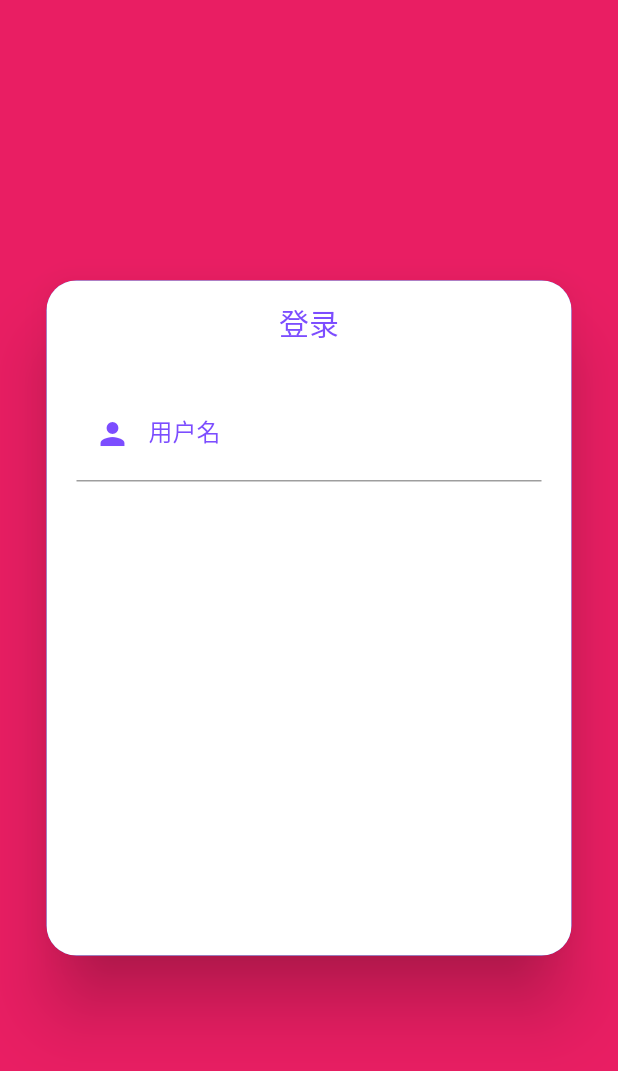
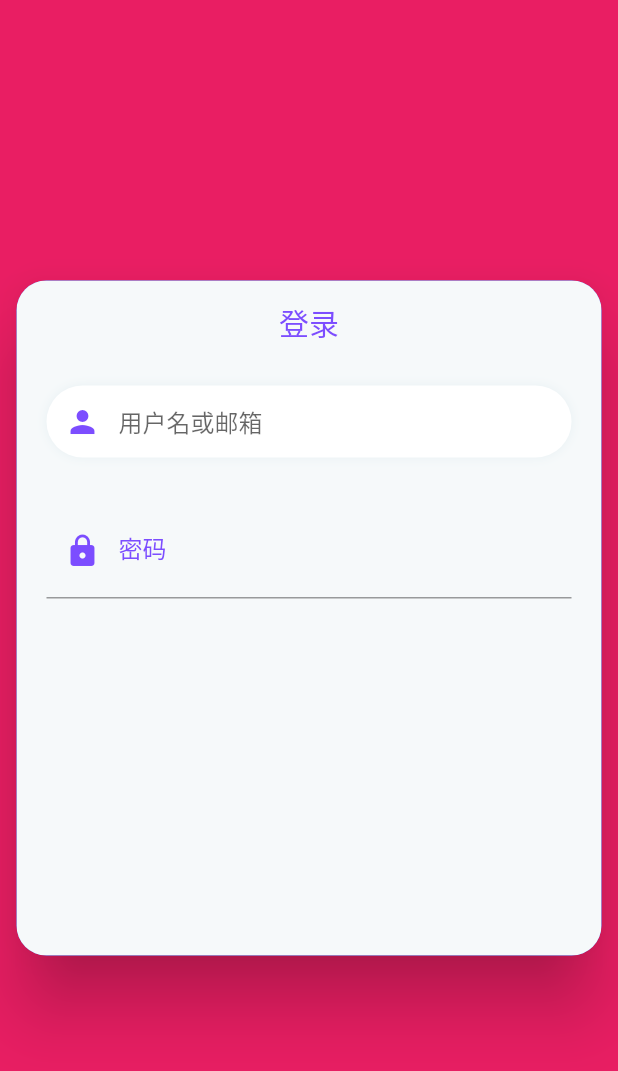
Before and after one commit to gkf442573575/Flutter, a Flutter app: the screen it shows after launch, on a phone screen of 412 x 824 dp. Shown: the top 1071 px of the screen. Run offline on Flutter 3.47's test engine with Material 2 defaults, Android fonts, the phone set to English and light mode, and no system bars; our stand-ins replace font_awesome_flutter; missing offline and left inert: random_pk.

Commit message:
阴影无边框输入框

```diff
--- a/flag/lib/login.dart
+++ b/flag/lib/login.dart
@@ -31,8 +31,8 @@ class _LoginState extends State<Login> {
   loginContainer() {
     final Color purpleColor = Colors.deepPurpleAccent;
     return Container(
-        color: Colors.white,
-        width: 350,
+        color: Color.fromRGBO(246, 249, 250, 1),
+        width: 390,
         height: 450,
         alignment: Alignment.center,
         padding: const EdgeInsets.all(20.0),
@@ -48,22 +48,58 @@ class _LoginState extends State<Login> {
                         TextStyle(fontSize: 20, color: purpleColor, height: 1),
                   ),
                 ),
+                // 实现一个阴影 无边框 TextFormField
+                Container(
+                  child: TextFormField(
+                    decoration: InputDecoration(
+                        // labelText: '用户名',
+                        hintText: '用户名或邮箱',
+                        labelStyle: TextStyle(color: purpleColor),
+                        prefixIcon: Icon(
+                          Icons.person,
+                          color: purpleColor,
+                        ),
+                        fillColor: Colors.white,
+                        filled: true,
+                        contentPadding:
+                            const EdgeInsets.symmetric(vertical: 4.0),
+                        border: OutlineInputBorder(
+                            borderRadius: BorderRadius.circular(30),
+                            borderSide: BorderSide.none)),
+                    validator: (v) {
+                      // 校验用户名
+                      return v.trim().length > 0 ? null : '用户名不能为空';
+                    },
+                  ),
+                  decoration: BoxDecoration(
+                      borderRadius: BorderRadius.circular(30),
+                      boxShadow: [
+                        BoxShadow(
+                          color: Color.fromRGBO(218, 232, 237, 0.52),
+                          blurRadius: 5.0,
+                        ),
+                      ]),
+                ),
+                SizedBox(
+                  height: 30,
+                ),
                 TextFormField(
                   decoration: InputDecoration(
-                      labelText: '用户名',
-                      hintText: '用户名或邮箱',
+                      labelText: '密码',
+                      hintText: '请输入密码',
                       labelStyle: TextStyle(color: purpleColor),
                       prefixIcon: Icon(
-                        Icons.person,
+                        Icons.lock,
                         color: purpleColor,
                       ),
                       focusedBorder: UnderlineInputBorder(
                           borderSide: BorderSide(color: purpleColor))),
                   validator: (v) {
                     // 校验用户名
-                    return v.trim().length > 0 ? null : '用户名不能为空';
+                    return v.trim().length > 0 ? null : '密码不能为空';
                   },
-                )
+                  obscureText: true,
+                ),
               ],
             )));
   }
```
